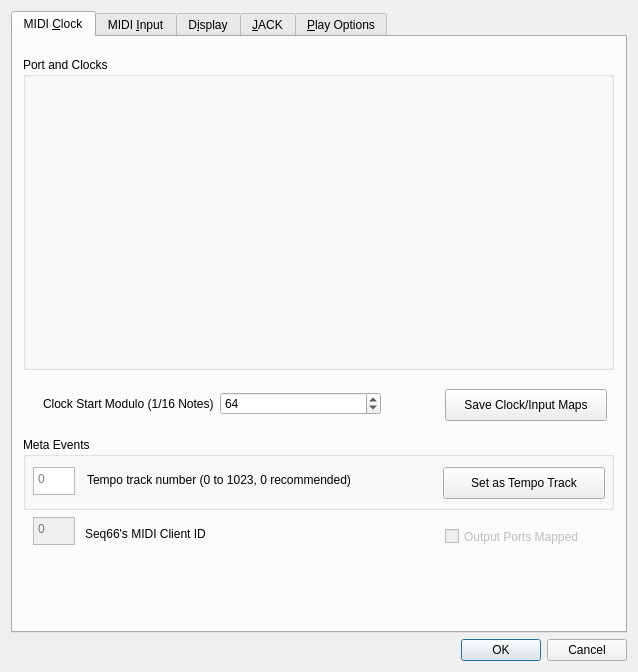
First picture: the form in seq_qt5/forms/qseditoptions.ui, repository ahlstromcj/seq66, before the edit.
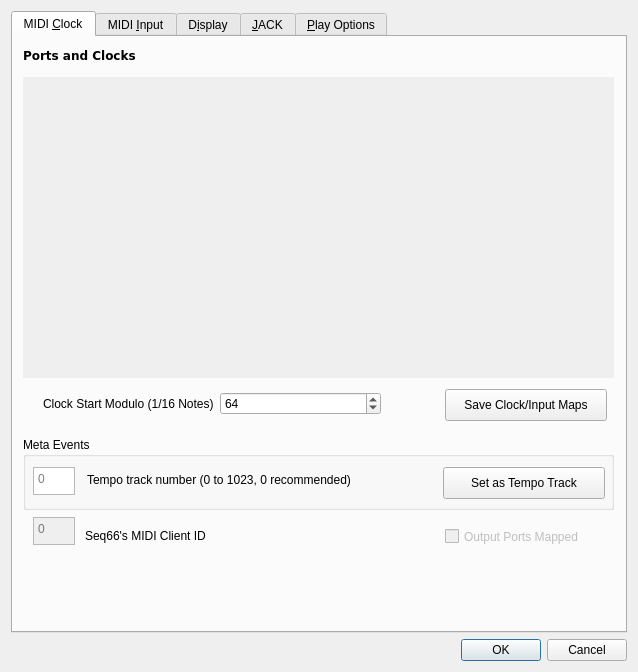
Second picture: the form after the edit. The open tabs and pages were chosen to show the change.

Commit message: Fixed issue #42, scrollable I/O ports, more ports.

Patch:
```diff
--- a/seq_qt5/forms/qseditoptions.ui
+++ b/seq_qt5/forms/qseditoptions.ui
@@ -33,30 +33,6 @@
       <attribute name="title">
        <string>MIDI &amp;Clock</string>
       </attribute>
-      <widget class="QGroupBox" name="groupBoxClocks">
-       <property name="geometry">
-        <rect>
-         <x>10</x>
-         <y>20</y>
-         <width>591</width>
-         <height>313</height>
-        </rect>
-       </property>
-       <property name="title">
-        <string>Port and Clocks</string>
-       </property>
-       <widget class="QWidget" name="layoutWidgetClocks">
-        <property name="geometry">
-         <rect>
-          <x>10</x>
-          <y>30</y>
-          <width>571</width>
-          <height>25</height>
-         </rect>
-        </property>
-        <layout class="QHBoxLayout" name="horizLayoutClockLine"/>
-       </widget>
-      </widget>
       <widget class="QGroupBox" name="groupBoxMetaEvents">
        <property name="geometry">
         <rect>
@@ -191,7 +167,7 @@
        <property name="geometry">
         <rect>
          <x>72</x>
-         <y>488</y>
+         <y>490</y>
          <width>161</width>
          <height>17</height>
         </rect>
@@ -247,6 +223,58 @@
         <string>Output Ports Mapped</string>
        </property>
       </widget>
+      <widget class="QLabel" name="portsClocksLabel">
+       <property name="geometry">
+        <rect>
+         <x>10</x>
+         <y>10</y>
+         <width>131</width>
+         <height>17</height>
+        </rect>
+       </property>
+       <property name="font">
+        <font>
+         <family>DejaVu Sans</family>
+         <weight>75</weight>
+         <bold>true</bold>
+        </font>
+       </property>
+       <property name="text">
+        <string>Ports and Clocks</string>
+       </property>
+      </widget>
+      <widget class="QScrollArea" name="clocksScrollArea">
+       <property name="geometry">
+        <rect>
+         <x>10</x>
+         <y>40</y>
+         <width>591</width>
+         <height>301</height>
+        </rect>
+       </property>
+       <property name="frameShape">
+        <enum>QFrame::NoFrame</enum>
+       </property>
+       <property name="frameShadow">
+        <enum>QFrame::Plain</enum>
+       </property>
+       <property name="horizontalScrollBarPolicy">
+        <enum>Qt::ScrollBarAlwaysOff</enum>
+       </property>
+       <property name="widgetResizable">
+        <bool>true</bool>
+       </property>
+       <widget class="QWidget" name="scrollAreaWidgetContents">
+        <property name="geometry">
+         <rect>
+          <x>0</x>
+          <y>0</y>
+          <width>591</width>
+          <height>301</height>
+         </rect>
+        </property>
+       </widget>
+      </widget>
      </widget>
      <widget class="QWidget" name="tabMidiInput">
       <property name="toolTip">
```
Left out of the diff: 87 changed lines with no effect on the pictures. The commit also changes 19 other files.
